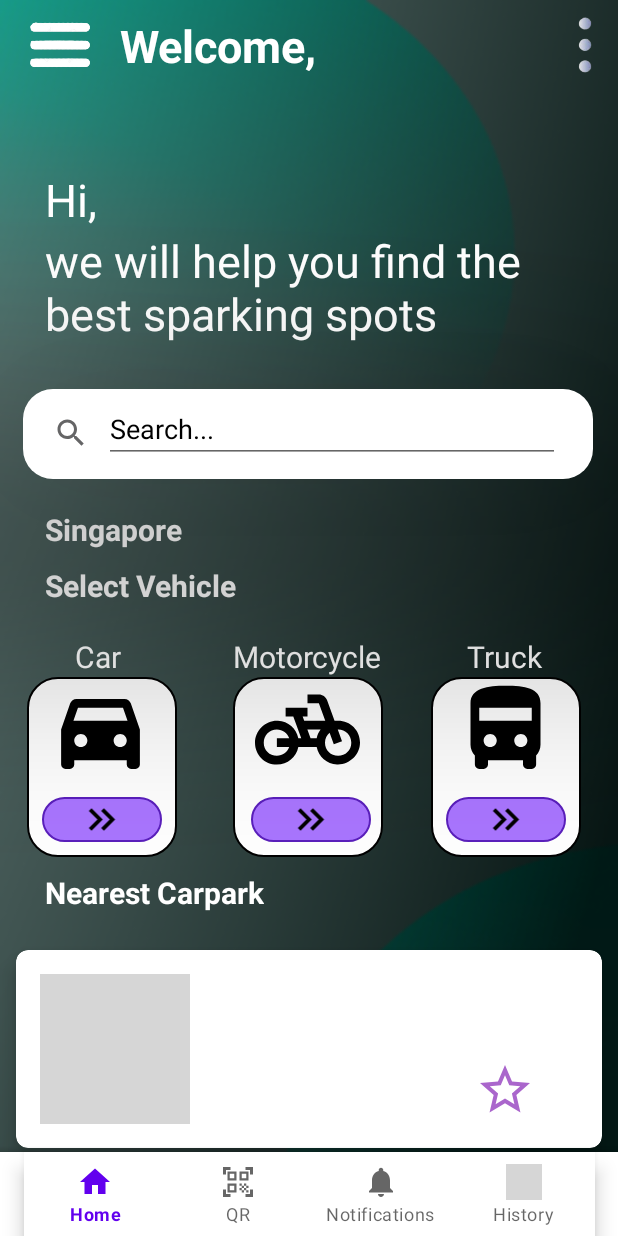
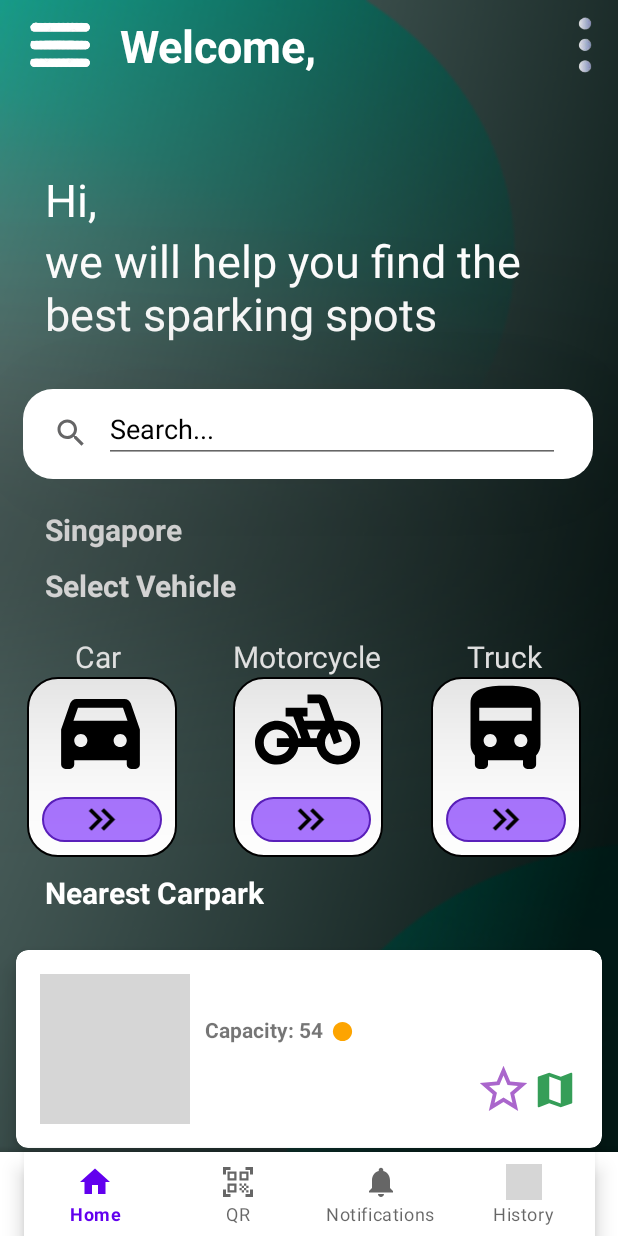
Before and after one commit to soonkang/Mini_Project, an Android app: the Main screen opened directly, with no data from a screen before it, on a phone screen of 412 x 824 dp. Run offline under Robolectric (Android 15) with nearby library versions, the phone set to English and light mode, and no system bars; our stand-ins replace Firebase (no records; nobody signed in at launch, a user with empty details on screens opened directly); pictures from the network do not load; grey boxes are pictures that could not be loaded.

Commit message:
Added Capacity + Map To Recycler View List

```diff
--- a/app/src/main/java/com/sp/mini_assignment/Adapters/Carpark.java
+++ b/app/src/main/java/com/sp/mini_assignment/Adapters/Carpark.java
@@ -21,10 +21,15 @@ public class Carpark implements Parcelable {
 
     public String favStatus;
 
+    public String carparkCapacity;
+
+    public Double latitude, longitude;
+
+
     public  int key_id;
 
     // Constructor
-    public Carpark(String carparkImage, String carparkName, String carparkDistance, String carparkSlot, String carparkDate, String carparkPrice, String favStatus, int key_id) {
+    public Carpark(String carparkImage, String carparkName, String carparkDistance, String carparkSlot, String carparkDate, String carparkPrice, String favStatus, int key_id, String carparkCapacity, Double Latitude, Double Longitude) {
         this.carparkImage = carparkImage;
         this.carparkName = carparkName;
         this.carparkPrice = carparkPrice;
@@ -33,6 +38,9 @@ public class Carpark implements Parcelable {
         this.carparkLevel = carparkSlot;
         this.favStatus = favStatus;
         this.key_id = key_id;
+        this.carparkCapacity = carparkCapacity;
+        this.latitude = Latitude;
+        this.longitude = Longitude;
     }
 
     public Carpark() {
@@ -83,6 +91,17 @@ public class Carpark implements Parcelable {
         this.carparkImage = carparkImage;
     }
 
+    public String getCarparkCapacity() { return carparkCapacity;}
+
+    public double getLatitude() {
+        return latitude;
+    }
+
+    public double getLongitude() {
+        return longitude;
+    }
+
+
 
     @Override
     public int describeContents() {
@@ -113,6 +132,10 @@ public class Carpark implements Parcelable {
 
     }
 
+    public int getKey_id() {
+        return  key_id;
+    }
+
     public void setCarparkName(String carparkName) {
         this.carparkName = carparkName;
     }
--- a/app/src/main/java/com/sp/mini_assignment/Adapters/CarparkAdapter.java
+++ b/app/src/main/java/com/sp/mini_assignment/Adapters/CarparkAdapter.java
@@ -1,6 +1,10 @@
 package com.sp.mini_assignment.Adapters;
 
+import static androidx.core.content.ContextCompat.startActivity;
+
 import android.content.Context;
+import android.content.Intent;
+import android.os.Bundle;
 import android.util.Log;
 import android.view.LayoutInflater;
 import android.view.View;
@@ -9,17 +13,21 @@ import android.widget.ImageView;
 import android.widget.TextView;
 
 import androidx.annotation.NonNull;
+import androidx.fragment.app.Fragment;
 import androidx.fragment.app.FragmentManager;
 import androidx.fragment.app.FragmentTransaction;
 import androidx.recyclerview.widget.RecyclerView;
 
 import com.bumptech.glide.Glide;
 import com.sp.mini_assignment.FavouriteCarpark.FavouriteCarpark;
+import com.sp.mini_assignment.GoogleMap.Map_GPS_Fragment;
 import com.sp.mini_assignment.Home.Main;
+import com.sp.mini_assignment.Interfaces.OnDirectionsClickListener;
 import com.sp.mini_assignment.Interfaces.OnItemClickListener;
 import com.sp.mini_assignment.R;
 
 import java.util.List;
+import java.util.Map;
 
 public class CarparkAdapter extends RecyclerView.Adapter<CarparkAdapter.ViewHolder> {
     private List<Carpark> carparkList;
@@ -29,8 +37,12 @@ public class CarparkAdapter extends RecyclerView.Adapter<CarparkAdapter.ViewHold
 
     private OnItemClickListener listener;
 
+    private OnDirectionsClickListener directionsClickListener;
+
+
     favouriteCarparkHelper favouriteCarparkHelper;
 
+    FavouriteCarparkAdapter favouriteCarparkAdapter;
 
 
     public CarparkAdapter(List<Carpark> carparkList, Context context, favouriteCarparkHelper helper) {
@@ -67,9 +79,9 @@ public class CarparkAdapter extends RecyclerView.Adapter<CarparkAdapter.ViewHold
     // HOLDER AND BIND DATA FOR THE RECYCLER VIEW ROW
 
     public class ViewHolder extends RecyclerView.ViewHolder {
-        private ImageView carparkImage, favouriteBtn;
+        private ImageView carparkImage, favouriteBtn, carparkDirections, carparkCapacityLogo;
 
-        private TextView carparkName, carparkPrice, carparkDistance;
+        private TextView carparkName, carparkPrice, carparkDistance, carparkCapacity;
 
         public ViewHolder(@NonNull View itemView) {
             super(itemView);
@@ -79,6 +91,9 @@ public class CarparkAdapter extends RecyclerView.Adapter<CarparkAdapter.ViewHold
             carparkName = itemView.findViewById(R.id.home_carparkName);
             // carparkPrice = itemView.findViewById(R.id.home_carparkDistance);
             carparkDistance = itemView.findViewById(R.id.home_carparkDistance);
+            carparkCapacityLogo = itemView.findViewById(R.id.home_recycler_view_capacity_logo);
+            carparkDirections = itemView.findViewById(R.id.home_recycler_view_map);
+            carparkCapacity = itemView.findViewById(R.id.home_recycler_view_capacity);
             itemView.setOnClickListener(new View.OnClickListener() {
                 @Override
                 public void onClick(View v) {
@@ -91,11 +106,25 @@ public class CarparkAdapter extends RecyclerView.Adapter<CarparkAdapter.ViewHold
                 }
             });
 
+            carparkDirections.setOnClickListener(new View.OnClickListener() {
+                @Override
+                public void onClick(View v) {
+                    if(listener != null) {
+                        int position = getAdapterPosition();
+                        if (position != RecyclerView.NO_POSITION) {
+                            directionsClickListener.onDirectionsClick(position);
+                        }
+                    }
+                }
+            });
+
             favouriteBtn.setOnClickListener(new View.OnClickListener() {
+
                 @Override
                 public void onClick(View v) {
                     int position = getAdapterPosition();
                     Carpark carpark = carparkList.get(position);
+
 
                     if (carpark.getFavStatus().equals("0")) { // Not Yet Favourited
                         favouriteBtn.setImageResource(R.drawable.favourited_star_logo);
@@ -108,13 +137,18 @@ public class CarparkAdapter extends RecyclerView.Adapter<CarparkAdapter.ViewHold
                         Log.d("favStatus inserted", carpark.getFavStatus());
 
 
-                    }
-                    else {
+                    } else {
                         favouriteBtn.setImageResource(R.drawable.favourite_logo); // Unfavourite
                         carpark.setFavStatus("0");
+                        favouriteCarparkHelper.removeFav(carpark);
+
+
+                        //  notifyDataSetChanged();
                     }
                 }
             });
+
+
 
         }
 
@@ -127,6 +161,28 @@ public class CarparkAdapter extends RecyclerView.Adapter<CarparkAdapter.ViewHold
             carparkName.setText(carpark.getCarparkName());
             carparkDistance.setText(carpark.getCarparkDistance());
             favouriteBtn.setImageResource(R.drawable.favourite_logo);
+
+            if (carpark.getKey_id() == 1) {
+                carparkCapacity.setText("Capacity: 54");
+            } else if (carpark.getKey_id() == 2) {
+                carparkCapacity.setText("Capacity: 24%");
+            } else if (carpark.getKey_id() == 3) {
+                carparkCapacity.setText("Capacity: 89%");
+            } else if (carpark.getKey_id() == 4) {
+                carparkCapacity.setText("Capacity: 2%");
+            } else if (carpark.getKey_id() == 5) {
+                carparkCapacity.setText("Capacity: 40%");
+            }
+
+            if (carpark.getCarparkCapacity() == "full") {
+                carparkCapacityLogo.setImageResource(R.drawable.capacity_full);
+
+            } else if (carpark.getCarparkCapacity() == "half") {
+                carparkCapacityLogo.setImageResource(R.drawable.capacity_half);
+            } else if (carpark.getCarparkCapacity() == "empty") {
+                carparkCapacityLogo.setImageResource(R.drawable.capacity_status_empty);
+            }
+
         }
 
     }
@@ -135,4 +191,9 @@ public class CarparkAdapter extends RecyclerView.Adapter<CarparkAdapter.ViewHold
         this.listener = listener;
 
     }
+
+    public void setDirectionsClickListener(OnDirectionsClickListener listener) {
+        this.directionsClickListener = listener;
+    }
+
 }
--- a/app/src/main/java/com/sp/mini_assignment/Home/Main.java
+++ b/app/src/main/java/com/sp/mini_assignment/Home/Main.java
@@ -24,6 +24,7 @@ import android.widget.ImageView;
 import android.widget.PopupMenu;
 import android.widget.TextView;
 
+import com.google.android.gms.maps.model.LatLng;
 import com.google.android.material.bottomappbar.BottomAppBar;
 import com.google.android.material.bottomnavigation.BottomNavigationView;
 import com.google.android.material.navigation.NavigationView;
@@ -39,6 +40,7 @@ import com.sp.mini_assignment.About.AboutFragment;
 import com.sp.mini_assignment.Adapters.CarparkAdapter;
 import com.sp.mini_assignment.Adapters.Carpark;
 import com.sp.mini_assignment.FavouriteCarpark.FavouriteCarpark;
+import com.sp.mini_assignment.Interfaces.OnDirectionsClickListener;
 import com.sp.mini_assignment.Settings.HelpCentreFragment;
 import com.sp.mini_assignment.History.HistoryFragment;
 import com.sp.mini_assignment.GoogleMap.Map_GPS_Fragment;
@@ -60,7 +62,7 @@ import com.sp.mini_assignment.Adapters.favouriteCarparkHelper;
 import com.sp.mini_assignment.Socials.SocialsFragment;
 
 
-public class Main extends AppCompatActivity implements OnItemClickListener{
+public class Main extends AppCompatActivity implements OnItemClickListener, OnDirectionsClickListener {
 
 
     private static final int MENU_ITEM_SETTING = R.id.nav_setting;
@@ -136,6 +138,7 @@ public class Main extends AppCompatActivity implements OnItemClickListener{
         nearestCarparks.setAdapter(carparkAdapter);
 
         carparkAdapter.setOnItemClickListener(this);
+        carparkAdapter.setDirectionsClickListener(this);
 
 
         searchResultsAdapter = new SearchResultsAdapter(searchResultsList, carparkList, this);
@@ -239,7 +242,7 @@ public class Main extends AppCompatActivity implements OnItemClickListener{
                 String carparkPrice = dataSnapshot.child("carparkPrice").getValue(String.class);
 
                 // Create a Carpark object using the retrieved data
-                Carpark carpark = new Carpark(carparkImage, carparkName, carparkDistance, carparkLevel, carparkDate, carparkPrice, "0",1);
+                Carpark carpark = new Carpark(carparkImage, carparkName, carparkDistance, carparkLevel, carparkDate, carparkPrice, "0",1,  "half", 1.3798, 103.9597);
                 // Add the carpark object to the list
                 carparkList.add(carpark);
                 Log.d("FirebaseData", "carparkName: " + carparkName + ", carparkDistance: " + carparkDistance + ", carparkImage: " + carparkImage);
@@ -285,7 +288,7 @@ public class Main extends AppCompatActivity implements OnItemClickListener{
                 String carparkPrice = dataSnapshot.child("carparkPrice").getValue(String.class);
 
                 // Create a Carpark object using the retrieved data
-                Carpark carpark = new Carpark(carparkImage, carparkName, carparkDistance, carparkLevel, carparkDate, carparkPrice, "0", 2);
+                Carpark carpark = new Carpark(carparkImage, carparkName, carparkDistance, carparkLevel, carparkDate, carparkPrice, "0", 2, "empty", 1.3350, 103.7468);
                 // Checking if Image is  passed as URL
                 String carparkUrl  = carpark.getCarparkImage();
                 Log.d("carparkURL" , carparkUrl);
@@ -332,7 +335,7 @@ public class Main extends AppCompatActivity implements OnItemClickListener{
                 String carparkPrice = dataSnapshot.child("carparkPrice").getValue(String.class);
 
                 // Create a Carpark object using the retrieved data
-                Carpark carpark = new Carpark(carparkImage, carparkName, carparkDistance, carparkLevel, carparkDate, carparkPrice, "0", 2);
+                Carpark carpark = new Carpark(carparkImage, carparkName, carparkDistance, carparkLevel, carparkDate, carparkPrice, "0", 3, "full", 1.452684,  103.81693);
                 // Checking if Image is  passed as URL
                 String carparkUrl  = carpark.getCarparkImage();
                 Log.d("carparkURL" , carparkUrl);
@@ -379,7 +382,7 @@ public class Main extends AppCompatActivity implements OnItemClickListener{
                 String carparkPrice = dataSnapshot.child("carparkPrice").getValue(String.class);
 
                 // Create a Carpark object using the retrieved data
-                Carpark carpark = new Carpark(carparkImage, carparkName, carparkDistance, carparkLevel, carparkDate, carparkPrice, "0", 2);
+                Carpark carpark = new Carpark(carparkImage, carparkName, carparkDistance, carparkLevel, carparkDate, carparkPrice, "0", 4, "empty", 1.21968, 103.564246);
                 // Checking if Image is  passed as URL
                 String carparkUrl  = carpark.getCarparkImage();
                 Log.d("carparkURL" , carparkUrl);
@@ -426,7 +429,7 @@ public class Main extends AppCompatActivity implements OnItemClickListener{
                 String carparkPrice = dataSnapshot.child("carparkPrice").getValue(String.class);
 
                 // Create a Carpark object using the retrieved data
-                Carpark carpark = new Carpark(carparkImage, carparkName, carparkDistance, carparkLevel, carparkDate, carparkPrice, "0", 2);
+                Carpark carpark = new Carpark(carparkImage, carparkName, carparkDistance, carparkLevel, carparkDate, carparkPrice, "0", 5, "half", 1.3630, 103.8476);
                 // Checking if Image is  passed as URL
                 String carparkUrl  = carpark.getCarparkImage();
                 Log.d("carparkURL" , carparkUrl);
@@ -548,8 +551,8 @@ public class Main extends AppCompatActivity implements OnItemClickListener{
 
                         if(itemId == R.id.dots_menu_item_favourites)
                         {
-                            FavouriteCarpark fragment = new FavouriteCarpark(favouriteCarparkHelper );
-                            replaceFragment(fragment, false);
+                            FavouriteCarpark fragment = new FavouriteCarpark(favouriteCarparkHelper);
+                            replaceFragment(fragment, true);
                             return true;
                         }
                         return false;
@@ -577,7 +580,7 @@ public class Main extends AppCompatActivity implements OnItemClickListener{
 
 
                 if (itemId == MENU_ITEM_SETTING) {
-                    replaceFragment(new SettingsFragment(), false);
+                    replaceFragment(new SettingsFragment(), true);
                     drawerLayout.closeDrawer(navigationView);
                     btmNavigationView.getMenu().findItem(btmNavigationView.getSelectedItemId()).setChecked(false);
 
@@ -586,7 +589,7 @@ public class Main extends AppCompatActivity implements OnItemClickListener{
                     return true;
 
                 } else if (itemId == MENU_ITEM_ABOUT) {
-                    replaceFragment(new AboutFragment(), false);
+                    replaceFragment(new AboutFragment(), true);
                     drawerLayout.closeDrawer(navigationView);
                     return true;
 
@@ -602,7 +605,7 @@ public class Main extends AppCompatActivity implements OnItemClickListener{
 
 
                 } else if (itemId == MENU_ITEM_PROFILE) {
-                    replaceFragment(new ProfileFragment(), false);
+                    replaceFragment(new ProfileFragment(), true);
                     drawerLayout.closeDrawer(navigationView);
                     return true;
 
@@ -687,6 +690,14 @@ public class Main extends AppCompatActivity implements OnItemClickListener{
         fragmentTransaction.commit();
     }
 
+    @Override
+    public void onDirectionsClick(int position) {
+        Carpark clickedCarpark = carparkList.get(position);
+        Intent intent = new Intent(Main.this, Map_GPS_Fragment.class);
+        intent.putExtra("carpark_location", new LatLng(clickedCarpark.getLatitude(), clickedCarpark.getLongitude()));
+        startActivity(intent);
+    }
+
 
 
 
--- /dev/null
+++ b/app/src/main/java/com/sp/mini_assignment/Interfaces/OnDirectionsClickListener.java
@@ -0,0 +1,5 @@
+package com.sp.mini_assignment.Interfaces;
+
+public interface OnDirectionsClickListener {
+    void onDirectionsClick(int position);
+}
--- /dev/null
+++ b/app/src/main/res/drawable/capacity_full.xml
@@ -0,0 +1,5 @@
+<vector android:height="15dp" android:tint="#FD0002"
+    android:viewportHeight="24" android:viewportWidth="24"
+    android:width="15dp" xmlns:android="http://schemas.android.com/apk/res/android">
+    <path android:fillColor="@android:color/white" android:pathData="M12,2C6.47,2 2,6.47 2,12s4.47,10 10,10 10,-4.47 10,-10S17.53,2 12,2z"/>
+</vector>
--- /dev/null
+++ b/app/src/main/res/drawable/capacity_half.xml
@@ -0,0 +1,5 @@
+<vector android:height="15dp" android:tint="#FDA400"
+    android:viewportHeight="24" android:viewportWidth="24"
+    android:width="15dp" xmlns:android="http://schemas.android.com/apk/res/android">
+    <path android:fillColor="@android:color/white" android:pathData="M12,2C6.47,2 2,6.47 2,12s4.47,10 10,10 10,-4.47 10,-10S17.53,2 12,2z"/>
+</vector>
--- /dev/null
+++ b/app/src/main/res/drawable/capacity_status_empty.xml
@@ -0,0 +1,5 @@
+<vector android:height="15dp" android:tint="#00FD11"
+    android:viewportHeight="24" android:viewportWidth="24"
+    android:width="15dp" xmlns:android="http://schemas.android.com/apk/res/android">
+    <path android:fillColor="@android:color/white" android:pathData="M12,2C6.47,2 2,6.47 2,12s4.47,10 10,10 10,-4.47 10,-10S17.53,2 12,2z"/>
+</vector>
--- a/app/src/main/res/drawable/favourite_logo.xml
+++ b/app/src/main/res/drawable/favourite_logo.xml
@@ -1,5 +1,5 @@
-<vector android:height="40dp" android:tint="@android:color/holo_purple"
+<vector android:height="38dp" android:tint="@android:color/holo_purple"
     android:viewportHeight="24" android:viewportWidth="24"
-    android:width="40dp" xmlns:android="http://schemas.android.com/apk/res/android">
+    android:width="38dp" xmlns:android="http://schemas.android.com/apk/res/android">
     <path android:fillColor="@color/white" android:pathData="M22,9.24l-7.19,-0.62L12,2 9.19,8.63 2,9.24l5.46,4.73L5.82,21 12,17.27 18.18,21l-1.63,-7.03L22,9.24zM12,15.4l-3.76,2.27 1,-4.28 -3.32,-2.88 4.38,-0.38L12,6.1l1.71,4.04 4.38,0.38 -3.32,2.88 1,4.28L12,15.4z"/>
 </vector>
--- /dev/null
+++ b/app/src/main/res/drawable/map_logo.xml
@@ -0,0 +1,5 @@
+<vector android:height="40dp" android:tint="#359E58"
+    android:viewportHeight="24" android:viewportWidth="24"
+    android:width="40dp" xmlns:android="http://schemas.android.com/apk/res/android">
+    <path android:fillColor="@android:color/white" android:pathData="M20.5,3l-0.16,0.03L15,5.1 9,3 3.36,4.9c-0.21,0.07 -0.36,0.25 -0.36,0.48V20.5c0,0.28 0.22,0.5 0.5,0.5l0.16,-0.03L9,18.9l6,2.1 5.64,-1.9c0.21,-0.07 0.36,-0.25 0.36,-0.48V3.5c0,-0.28 -0.22,-0.5 -0.5,-0.5zM15,19l-6,-2.11V5l6,2.11V19z"/>
+</vector>
--- a/app/src/main/res/layout/activity_main.xml
+++ b/app/src/main/res/layout/activity_main.xml
@@ -336,7 +336,8 @@
                                     android:id="@+id/nearestCarparks"
                                     android:layout_width="match_parent"
                                     android:layout_height="wrap_content"
-                                    android:layout_marginTop="10dp">
+                                    android:layout_marginTop="10dp"
+                                    android:paddingBottom="50dp">
 
                                 </androidx.recyclerview.widget.RecyclerView>
 
--- a/app/src/main/res/layout/fragment_favourites.xml
+++ b/app/src/main/res/layout/fragment_favourites.xml
@@ -7,6 +7,8 @@
     <androidx.recyclerview.widget.RecyclerView
         android:id="@+id/favourite_carparks_recycler_view"
         android:layout_width="wrap_content"
+        android:layout_marginLeft="43dp"
+        android:layout_marginTop="30dp"
         android:layout_height="wrap_content"/>
 
 </LinearLayout>
--- a/app/src/main/res/layout/home_recycler_view_row.xml
+++ b/app/src/main/res/layout/home_recycler_view_row.xml
@@ -43,6 +43,35 @@
                     android:layout_marginLeft="10dp"
                     android:textSize="20dp"/>
 
+                <LinearLayout
+                    android:layout_width="wrap_content"
+                    android:layout_height="wrap_content"
+                    android:orientation="horizontal">
+
+                    <TextView
+                        android:id="@+id/home_recycler_view_capacity"
+                        android:layout_width="wrap_content"
+                        android:layout_height="wrap_content"
+                        android:text="Capacity: 56%"
+                        android:textStyle="bold"
+                        android:layout_marginLeft="10dp"/>
+
+                    <ImageView
+                        android:paddingTop="3dp"
+                        android:paddingLeft="5dp"
+                        android:src="@drawable/capacity_full"
+                        android:id="@+id/home_recycler_view_capacity_logo"
+                        android:layout_width="wrap_content"
+                        android:layout_height="wrap_content"/>
+
+                </LinearLayout>
+
+
+
+
+
+
+
 
             </LinearLayout>
 
@@ -59,14 +88,29 @@
                     android:textSize="20dp"
                     android:layout_marginTop="30dp"
                     android:textAlignment="center"
+                    android:layout_marginLeft="10dp"
                     android:textStyle="bold" />
-
-                <ImageView
-                    android:id="@+id/favouriteBtn"
+                <LinearLayout
                     android:layout_width="wrap_content"
                     android:layout_height="wrap_content"
-                    android:src="@drawable/favourite_logo"
-                    android:layout_gravity="center"/>
+                    android:orientation="horizontal">
+
+                    <ImageView
+                        android:id="@+id/favouriteBtn"
+                        android:layout_width="wrap_content"
+                        android:layout_height="wrap_content"
+                        android:src="@drawable/favourite_logo"
+                        android:layout_gravity="center"/>
+
+                    <ImageView
+                        android:id="@+id/home_recycler_view_map"
+                        android:layout_width="wrap_content"
+                        android:layout_height="wrap_content"
+                        android:src="@drawable/map_logo"/>
+
+                </LinearLayout>
+
+
             </LinearLayout>
 
 
```
Also changed, not shown: app/src/main/java/com/sp/mini_assignment/Adapters/favouriteCarparkHelper.java (+24 -6 lines), app/src/main/java/com/sp/mini_assignment/FavouriteCarpark/FavouriteCarpark.java (+24 -6 lines), app/src/main/java/com/sp/mini_assignment/GoogleMap/Map_GPS_Fragment.java (+22 -0 lines), 4 other files.
